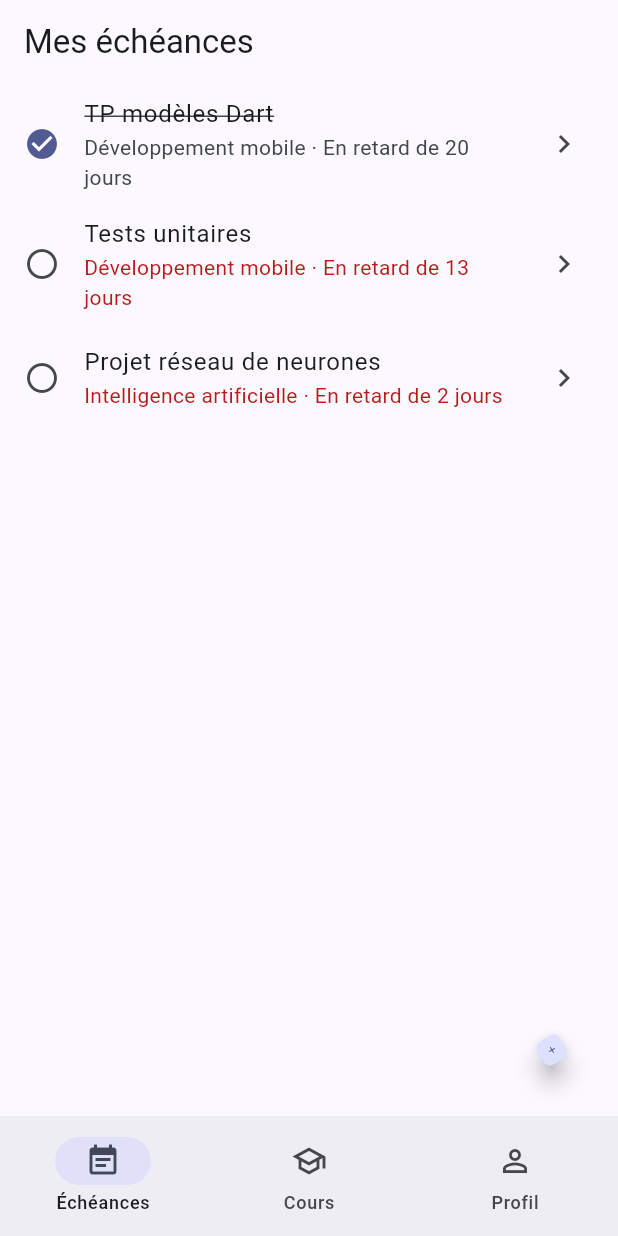
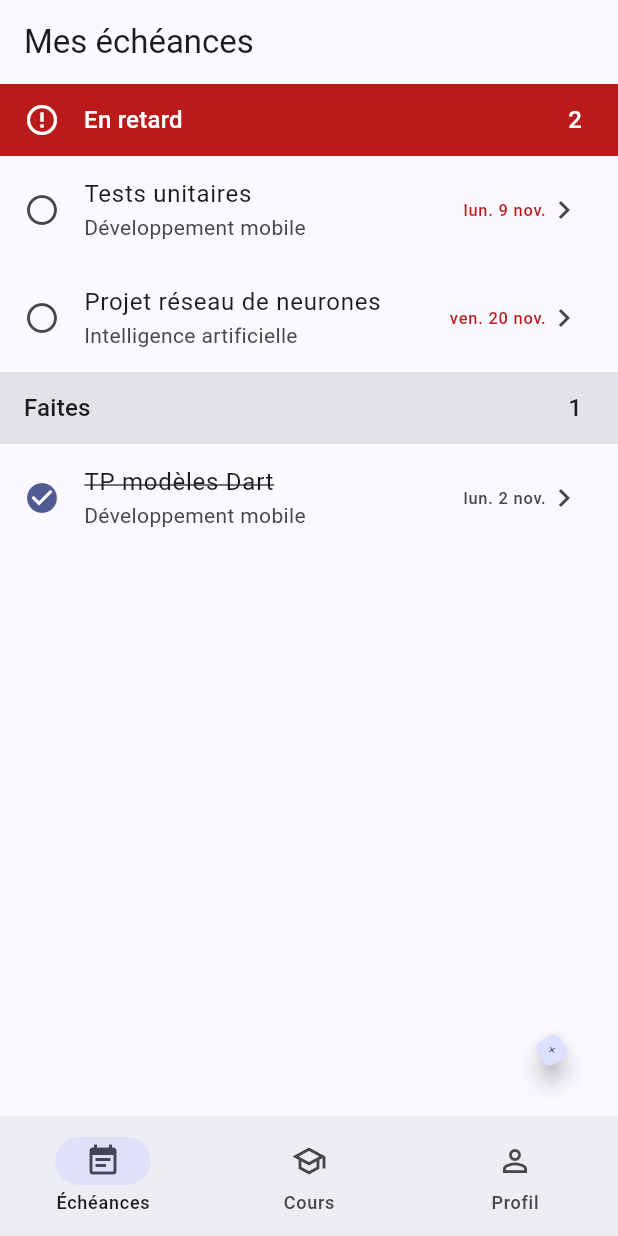
Before and after one commit to lexis24/campusflow, a Flutter app: the screen it shows after launch, after a tap on "Commencer", on a phone screen of 412 x 824 dp. Run offline on Flutter 3.47's test engine with Material 3 defaults, Android fonts, the phone set to English and light mode, and no system bars; accounts and stored records are empty.

Commit message:
Écran Échéances groupé par période selon la variante B

```diff
--- a/campusflow_app/lib/main.dart
+++ b/campusflow_app/lib/main.dart
@@ -1,10 +1,14 @@
 import 'package:flutter/material.dart';
 import 'package:flutter_localizations/flutter_localizations.dart';
+import 'package:intl/date_symbol_data_local.dart';
 
 import 'screens/title_screen.dart';
 import 'theme/app_theme.dart';
 
-void main() {
+Future<void> main() async {
+  // Charge les noms de mois et de jours français utilisés par intl
+  // (DateFormat dans utils/dates.dart) avant d'afficher le premier écran.
+  await initializeDateFormatting('fr');
   runApp(const CampusFlowApp());
 }
 
--- a/campusflow_app/lib/screens/home_screen.dart
+++ b/campusflow_app/lib/screens/home_screen.dart
@@ -3,6 +3,7 @@ import 'package:flutter/material.dart';
 
 import '../theme/app_theme.dart';
 import '../utils/dates.dart';
+import '../utils/periodes.dart';
 import 'task_detail_screen.dart';
 import 'task_form_screen.dart';
 
@@ -175,15 +176,63 @@ class _HomeScreenState extends State<HomeScreen> {
     );
   }
 
+  /// Liste des échéances groupée par période (variante B, séance 2).
   Widget _buildTaskListView({required bool wide}) {
     if (_tasks.isEmpty) {
       return const Center(child: Text('Rien à rendre pour le moment.'));
     }
 
+    // Liste « plate » : chaque section donne une ligne d'en-tête suivie de
+    // ses tâches. Un seul ListView.builder construit ensuite toutes les
+    // lignes, et seulement celles visibles à l'écran.
+    final lignes = <_Ligne>[
+      for (final MapEntry(key: periode, value: taches) in grouperParPeriode(
+        _tasks,
+      ).entries) ...[
+        _EnTete(periode, taches.length),
+        for (final tache in taches) _LigneTache(tache),
+      ],
+    ];
+
     return ListView.builder(
-      itemCount: _tasks.length,
-      itemBuilder: (context, index) {
-        final task = _tasks[index];
+      itemCount: lignes.length,
+      // Le switch sur une sealed class oblige à traiter les deux cas.
+      itemBuilder: (context, index) => switch (lignes[index]) {
+        _EnTete(:final periode, :final nombre) => _buildEnTete(periode, nombre),
+        _LigneTache(:final task) => _buildTaskTile(task, wide: wide),
+      },
+    );
+  }
+
+  /// En-tête de section, lui aussi un ListTile (« chaque ligne est un
+  /// ListTile »). « En retard » prend les couleurs d'erreur du thème,
+  /// les autres le fond surfaceContainerHighest (design system § 4.2).
+  Widget _buildEnTete(Periode periode, int nombre) {
+    final colors = Theme.of(context).colorScheme;
+    final enRetard = periode == Periode.enRetard;
+    final fond = enRetard ? colors.error : colors.surfaceContainerHighest;
+    final texte = enRetard ? colors.onError : colors.onSurface;
+    final style = Theme.of(context).textTheme.titleMedium
+        ?.copyWith(color: texte);
+
+    // header: true : le lecteur d'écran annonce un titre de section.
+    return Semantics(
+      header: true,
+      child: ListTile(
+        dense: true,
+        tileColor: fond,
+        iconColor: texte,
+        leading: enRetard ? const Icon(Icons.error_outline) : null,
+        title: Text(periode.libelle, style: style),
+        trailing: Text('$nombre', style: style),
+      ),
+    );
+  }
+
+  /// Ligne de tâche (design system § 4.2) : titre, cours en sous-titre,
+  /// date courte à droite, en couleur d'erreur si la tâche est en retard.
+  Widget _buildTaskTile(Task task, {required bool wide}) {
+    final colors = Theme.of(context).colorScheme;
     final late = !task.done && daysLeft(task.dueDate) < 0;
 
     return ListTile(
@@ -191,7 +240,7 @@ class _HomeScreenState extends State<HomeScreen> {
         task.done ? Icons.check_circle : Icons.radio_button_unchecked,
         // Couleur du thème (contraste 6,12:1) au lieu de Colors.green
         // en dur (2,64:1, insuffisant) : voir le design system § 1.
-            color: task.done ? Theme.of(context).colorScheme.primary : null,
+        color: task.done ? colors.primary : null,
       ),
       title: Text(
         task.title,
@@ -199,21 +248,26 @@ class _HomeScreenState extends State<HomeScreen> {
             ? const TextStyle(decoration: TextDecoration.lineThrough)
             : null,
       ),
-          subtitle: Text(
-            '${_courseTitle(task.courseId)} · ${relativeDueDate(task.dueDate)}',
-            style: late
-                ? TextStyle(color: Theme.of(context).colorScheme.error)
-                : null,
+      subtitle: Text(_courseTitle(task.courseId)),
+      trailing: Row(
+        // min : la Row prend juste la place de la date et du chevron,
+        // sinon elle voudrait toute la largeur du trailing.
+        mainAxisSize: MainAxisSize.min,
+        children: [
+          Text(
+            shortDueDate(task.dueDate),
+            style: late ? TextStyle(color: colors.error) : null,
+          ),
+          // Sur tablette, pas de chevron : le détail s'affiche à côté.
+          if (!wide) const Icon(Icons.chevron_right),
+        ],
       ),
       // Sur tablette, la ligne choisie est surlignée et on reste sur
       // l'écran ; sur téléphone, on ouvre la page de détail.
       selected: wide && task.id == _selectedTaskId,
-          trailing: wide ? null : const Icon(Icons.chevron_right),
       onTap: wide
           ? () => setState(() => _selectedTaskId = task.id)
           : () => _openTask(task),
-        );
-      },
     );
   }
 
@@ -259,3 +313,24 @@ class _HomeScreenState extends State<HomeScreen> {
     );
   }
 }
+
+/// Une ligne de la liste des échéances : soit un en-tête de section,
+/// soit une tâche. « sealed » : il n'existe que ces deux sortes de lignes.
+sealed class _Ligne {
+  const _Ligne();
+}
+
+/// En-tête de section : la période et le nombre de tâches qu'elle contient.
+class _EnTete extends _Ligne {
+  const _EnTete(this.periode, this.nombre);
+
+  final Periode periode;
+  final int nombre;
+}
+
+/// Ligne de tâche.
+class _LigneTache extends _Ligne {
+  const _LigneTache(this.task);
+
+  final Task task;
+}
--- a/campusflow_app/lib/screens/task_form_screen.dart
+++ b/campusflow_app/lib/screens/task_form_screen.dart
@@ -99,9 +99,7 @@ class _TaskFormScreenState extends State<TaskFormScreen> {
               const SizedBox(height: AppSpacing.m),
               DropdownButtonFormField<String>(
                 initialValue: _courseId,
-                decoration: const InputDecoration(
-                  labelText: 'Cours',
-                ),
+                decoration: const InputDecoration(labelText: 'Cours'),
                 items: [
                   for (final course in widget.courses)
                     DropdownMenuItem(
--- a/campusflow_app/lib/screens/title_screen.dart
+++ b/campusflow_app/lib/screens/title_screen.dart
@@ -11,9 +11,8 @@ class TitleScreen extends StatelessWidget {
 
   void _start(BuildContext context) {
     // pushReplacement : on ne revient pas sur l'écran de titre avec « retour ».
-    Navigator.of(context).pushReplacement(
-      MaterialPageRoute(builder: (_) => const HomeScreen()),
-    );
+    Navigator.of(context)
+        .pushReplacement(MaterialPageRoute(builder: (_) => const HomeScreen()));
   }
 
   @override
@@ -29,6 +28,14 @@ class TitleScreen extends StatelessWidget {
             crossAxisAlignment: CrossAxisAlignment.stretch,
             children: [
               const Spacer(),
+              // Asset déclaré dans pubspec.yaml (flutter > assets).
+              // semanticLabel : lu par le lecteur d'écran (accessibilité).
+              Image.asset(
+                'assets/images/logo.png',
+                height: AppSizes.logo,
+                semanticLabel: 'Logo CampusFlow',
+              ),
+              const SizedBox(height: AppSpacing.l),
               Text(
                 'CampusFlow',
                 textAlign: TextAlign.center,
--- a/campusflow_app/lib/theme/app_theme.dart
+++ b/campusflow_app/lib/theme/app_theme.dart
@@ -49,6 +49,9 @@ abstract final class AppSizes {
 
   /// Taille des petites icônes d'information (écran Détail).
   static const double infoIcon = 20;
+
+  /// Côté du logo sur l'écran de titre.
+  static const double logo = 120;
 }
 
 abstract final class AppTheme {
--- a/campusflow_app/lib/utils/dates.dart
+++ b/campusflow_app/lib/utils/dates.dart
@@ -1,21 +1,25 @@
-const _months = [
-  'janv.',
-  'févr.',
-  'mars',
-  'avr.',
-  'mai',
-  'juin',
-  'juil.',
-  'août',
-  'sept.',
-  'oct.',
-  'nov.',
-  'déc.',
-];
+import 'package:intl/intl.dart';
+
+/// Format « jour mois-abrégé année » en français, fourni par le package intl.
+/// Les données de la locale « fr » sont chargées dans main()
+/// avec initializeDateFormatting('fr').
+final _dateFormat = DateFormat('d MMM y', 'fr');
 
 /// Ex. : "2 nov. 2026"
-String formatDate(DateTime date) {
-  return '${date.day} ${_months[date.month - 1]} ${date.year}';
+String formatDate(DateTime date) => _dateFormat.format(date);
+
+/// Format court « jour-abrégé jour mois-abrégé » : "mer. 25 nov.".
+final _shortFormat = DateFormat('E d MMM', 'fr');
+
+/// Date courte pour la colonne de droite d'une ligne de tâche (variante B) :
+/// "Hier", "Aujourd'hui", "Demain", sinon "mer. 25 nov.".
+/// Volontairement court pour ne pas déborder de la ligne.
+String shortDueDate(DateTime dueDate, {DateTime? now}) {
+  final days = daysLeft(dueDate, now: now);
+  if (days == -1) return 'Hier';
+  if (days == 0) return "Aujourd'hui";
+  if (days == 1) return 'Demain';
+  return _shortFormat.format(dueDate);
 }
 
 /// Nombre de jours entre aujourd'hui et [dueDate] (négatif si c'est passé).
--- /dev/null
+++ b/campusflow_app/lib/utils/periodes.dart
@@ -0,0 +1,44 @@
+import 'package:campusflow_models/campusflow_models.dart';
+
+import 'dates.dart';
+
+/// Sections de l'écran Échéances, dans l'ordre d'affichage
+/// (variante B retenue en séance 2 : liste groupée par période).
+enum Periode {
+  enRetard('En retard'),
+  aujourdhui("Aujourd'hui"),
+  cetteSemaine('Cette semaine'),
+  plusTard('Plus tard'),
+  faites('Faites');
+
+  const Periode(this.libelle);
+
+  /// Texte affiché dans l'en-tête de section.
+  final String libelle;
+}
+
+/// Période d'une tâche par rapport à aujourd'hui.
+/// « Cette semaine » couvre les 7 prochains jours.
+Periode periodeDe(Task task, {DateTime? now}) {
+  if (task.done) return Periode.faites;
+  final jours = daysLeft(task.dueDate, now: now);
+  if (jours < 0) return Periode.enRetard;
+  if (jours == 0) return Periode.aujourdhui;
+  if (jours <= 7) return Periode.cetteSemaine;
+  return Periode.plusTard;
+}
+
+/// Regroupe les tâches par période, dans l'ordre de [Periode.values],
+/// en conservant l'ordre des tâches et sans section vide.
+///
+/// Fonction pure : elle ne modifie pas [taches] et renvoie une nouvelle Map.
+Map<Periode, List<Task>> grouperParPeriode(List<Task> taches, {DateTime? now}) {
+  // Une Map littérale garde l'ordre d'insertion : les sections sortent
+  // dans l'ordre de l'enum.
+  final groupes = {for (final p in Periode.values) p: <Task>[]};
+  for (final tache in taches) {
+    groupes[periodeDe(tache, now: now)]!.add(tache);
+  }
+  groupes.removeWhere((_, liste) => liste.isEmpty);
+  return groupes;
+}
```
Also changed, not shown: 2 other files. Lines whose indentation alone changed are shown as unchanged.
